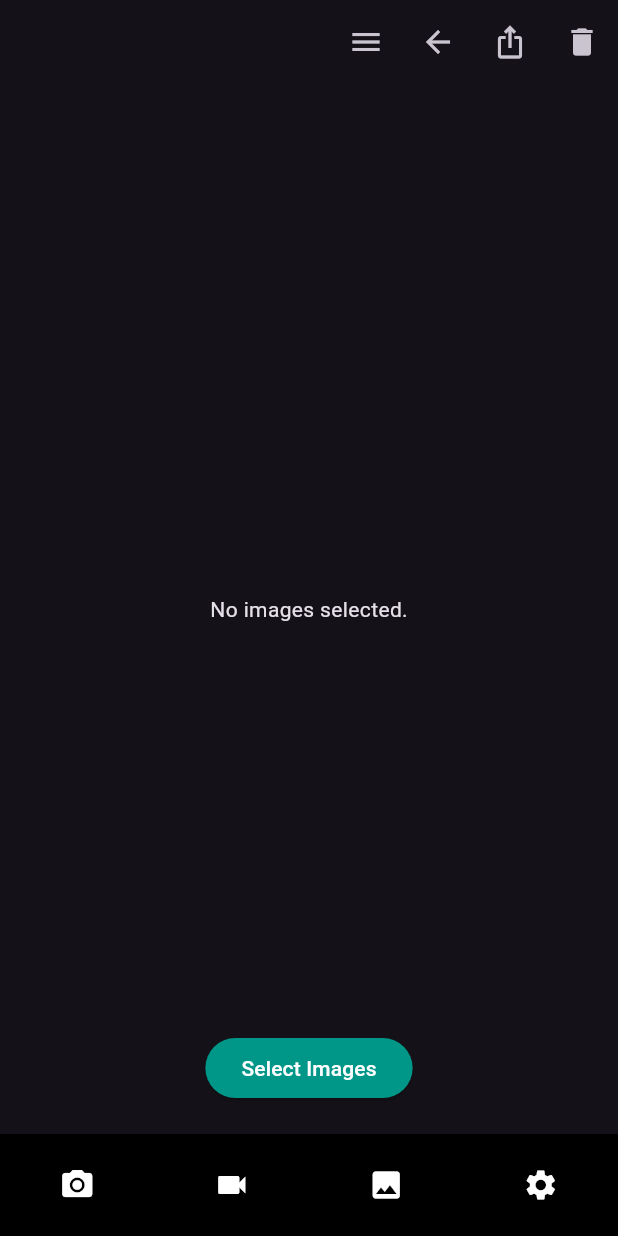
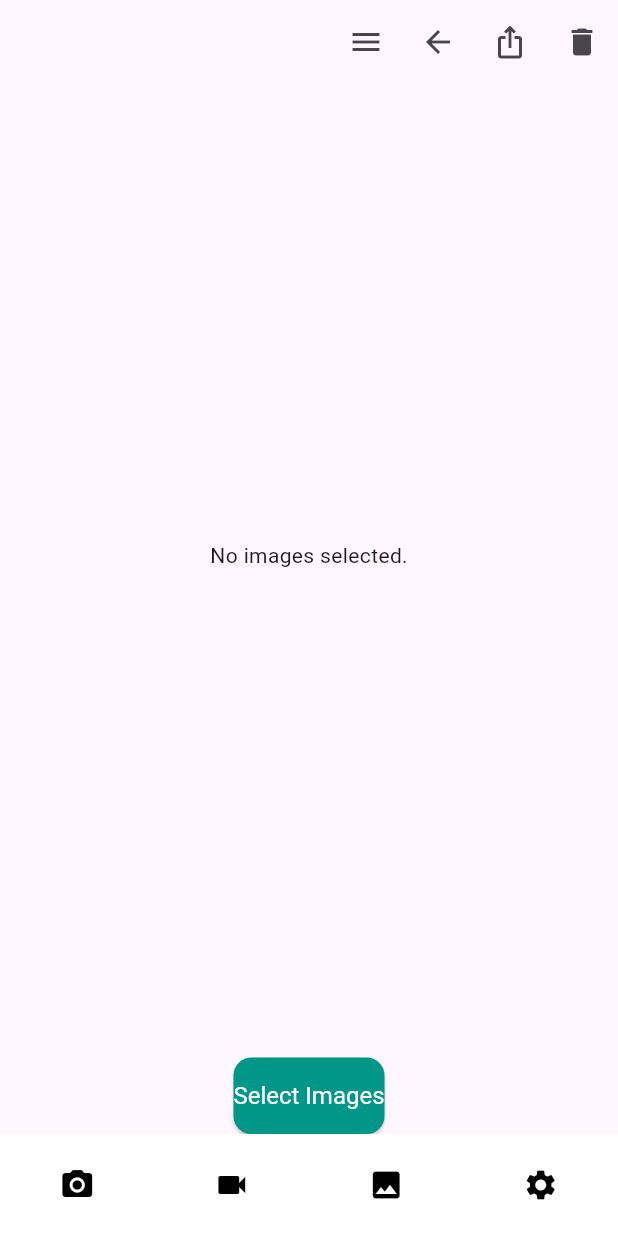
Before and after one commit to KILLERGTG01/camera_fe, a Flutter app: the screen it shows after launch, on a phone screen of 412 x 824 dp. Run offline on Flutter 3.47's test engine with Material 3 defaults, Android fonts, the phone set to English and light mode, and no system bars; our stand-ins replace carousel_slider, flutter_riverpod, image_picker, permission_handler.

Commit message:
App Icon Done and Main pane sorted

```diff
--- a/lib/core/themes/app_theme.dart
+++ b/lib/core/themes/app_theme.dart
@@ -1,8 +1,8 @@
 import 'package:flutter/material.dart';
 
 class AppTheme {
-  static ThemeData dark() {
-    return ThemeData.dark().copyWith(
+  static ThemeData light() {
+    return ThemeData.light().copyWith(
       primaryColor: Colors.teal,
       elevatedButtonTheme: ElevatedButtonThemeData(
         style: ElevatedButton.styleFrom(
--- a/lib/core/widgets/bottom_nav_bar.dart
+++ b/lib/core/widgets/bottom_nav_bar.dart
@@ -6,31 +6,31 @@ class BottomNavBar extends StatelessWidget {
   @override
   Widget build(BuildContext context) {
     return Container(
-      color: Colors.black,
+      color: Colors.white,
       padding: const EdgeInsets.symmetric(vertical: 10),
       child: Row(
         mainAxisAlignment: MainAxisAlignment.spaceAround,
         children: [
           IconButton(
-            icon: const Icon(Icons.camera_alt, color: Colors.white),
+            icon: const Icon(Icons.camera_alt, color: Colors.black),
             onPressed: () {
               developer.log('Camera button pressed', name: 'BottomNavBar');
             },
           ),
           IconButton(
-            icon: const Icon(Icons.videocam, color: Colors.white),
+            icon: const Icon(Icons.videocam, color: Colors.black),
             onPressed: () {
               developer.log('Video button pressed', name: 'BottomNavBar');
             },
           ),
           IconButton(
-            icon: const Icon(Icons.image, color: Colors.white),
+            icon: const Icon(Icons.image, color: Colors.black),
             onPressed: () {
               developer.log('Gallery button pressed', name: 'BottomNavBar');
             },
           ),
           IconButton(
-            icon: const Icon(Icons.settings, color: Colors.white),
+            icon: const Icon(Icons.settings, color: Colors.black),
             onPressed: () {
               developer.log('Settings button pressed', name: 'BottomNavBar');
             },
--- a/lib/features/gallery/presentation/start_page.dart
+++ b/lib/features/gallery/presentation/start_page.dart
@@ -1,40 +1,76 @@
+import 'dart:io'; // Import for File class
 import 'package:flutter/material.dart';
 import 'package:flutter_riverpod/flutter_riverpod.dart';
 import '../logic/image_notifier.dart';
 import 'widgets/image_carousel.dart';
 import '../../../core/widgets/base_scaffold.dart';
 
-class StartPage extends ConsumerWidget {
+class StartPage extends ConsumerStatefulWidget {
   const StartPage({super.key});
 
   @override
-  Widget build(BuildContext context, WidgetRef ref) {
+  ConsumerState<StartPage> createState() => _StartPageState();
+}
+
+class _StartPageState extends ConsumerState<StartPage> {
+  int _currentIndex = 0; // Track the selected image index
+
+  @override
+  Widget build(BuildContext context) {
     final imageState = ref.watch(imageNotifierProvider);
     final imageNotifier = ref.read(imageNotifierProvider.notifier);
 
     return BaseScaffold(
-      body: Stack(
+      body: Column(
         children: [
-          // Main content: Images or "No images selected" text
-          Column(
-            mainAxisAlignment: MainAxisAlignment.center,
-            children: [
-              imageState.selectedImages.isEmpty
-                  ? const Center(child: Text('No images selected.'))
-                  : ImageCarousel(selectedImages: imageState.selectedImages),
-            ],
+          // Display the highlighted image above the carousel
+          Expanded(
+            flex: 6,
+            child: imageState.selectedImages.isEmpty
+                ? const Center(
+                    child: Text('No images selected.'),
+                  )
+                : Container(
+                    padding: const EdgeInsets.all(8),
+                    child: ClipRRect(
+                      borderRadius: BorderRadius.circular(12),
+                      child: Image.file(
+                        File(imageState.selectedImages[_currentIndex].path),
+                        fit: BoxFit.contain, // Ensure the image is not cropped
+                        width: double.infinity,
+                      ),
+                    ),
+                  ),
           ),
 
-          // Positioned button at the center bottom above the bottom navigation bar
-          Positioned(
-            bottom: MediaQuery.of(context).padding.bottom + 20, // Above nav bar
-            left: 0,
-            right: 0,
-            child: Center(
-              child: ElevatedButton(
-                onPressed: () => imageNotifier.pickImages(),
-                child: const Text('Select Images'),
+          // Carousel with small images (same height as "Select Images" button)
+          if (imageState.selectedImages.isNotEmpty)
+            SizedBox(
+              height: 60, // Height matching the button
+              child: ImageCarousel(
+                selectedImages: imageState.selectedImages,
+                onImageTap: (index) {
+                  setState(() {
+                    _currentIndex = index;
+                  });
+                },
+                highlightedIndex: _currentIndex,
               ),
+            ),
+
+          // Positioned button at the bottom
+          Padding(
+            padding: const EdgeInsets.only(top: 20),
+            child: ElevatedButton(
+              onPressed: () => imageNotifier.pickImages(),
+              style: ElevatedButton.styleFrom(
+                padding: const EdgeInsets.symmetric(vertical: 16),
+                shape: RoundedRectangleBorder(
+                  borderRadius: BorderRadius.circular(12),
+                ),
+                textStyle: const TextStyle(fontSize: 16),
+              ),
+              child: const Text('Select Images'),
             ),
           ),
         ],
--- a/lib/main.dart
+++ b/lib/main.dart
@@ -15,7 +15,7 @@ class MyApp extends StatelessWidget {
     return MaterialApp(
       debugShowCheckedModeBanner: false,
       title: 'Simplified App',
-      theme: AppTheme.dark(),
+      theme: AppTheme.light(),
       home: const StartPage(),
     );
   }
--- a/pubspec.yaml
+++ b/pubspec.yaml
@@ -38,6 +38,7 @@ dependencies:
   image_picker: ^1.1.2
   permission_handler: ^11.3.1
   carousel_slider: ^5.0.0
+  flutter_launcher_icons: ^0.14.2
 dev_dependencies:
   flutter_test:
     sdk: flutter
@@ -61,9 +62,8 @@ flutter:
   uses-material-design: true
 
   # To add assets to your application, add an assets section, like this:
-  # assets:
-  #   - images/a_dot_burr.jpeg
-  #   - images/a_dot_ham.jpeg
+  assets:
+     - assets/logo.png
 
   # An image asset can refer to one or more resolution-specific "variants", see
   # https://flutter.dev/to/resolution-aware-images
```
Also changed, not shown: flutter_launcher_icons.yaml (added, +23 -0 lines), lib/features/gallery/presentation/widgets/image_carousel.dart (+62 -16 lines), assets/logo.png (added), pubspec.lock.
